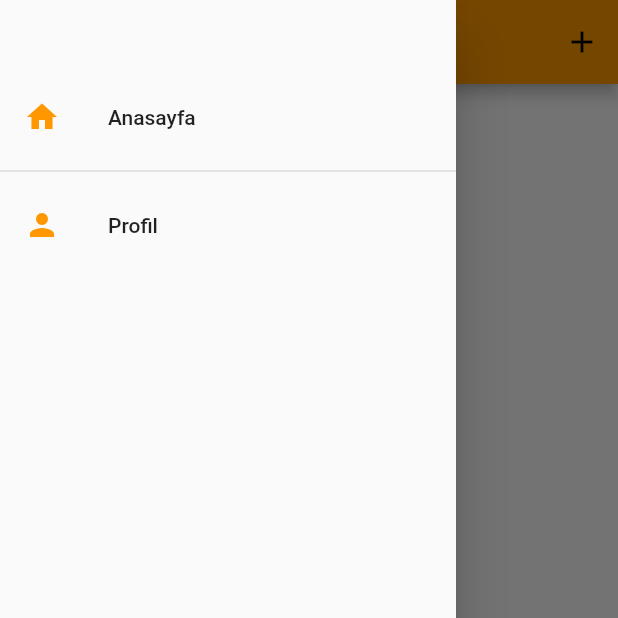
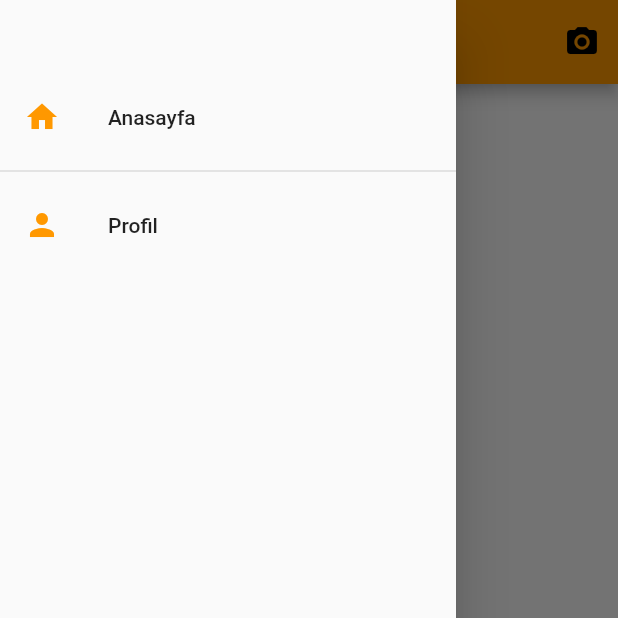
Before and after one commit to CannAydin/CET301FinalProject, a Flutter app: the UserPage screen opened by its route, with the side drawer open, on a phone screen of 412 x 824 dp, the top half of it. Run offline on Flutter 3.47's test engine with Material 2 defaults, Android fonts, the phone set to English and light mode, and no system bars; network calls fail.

Commit message:
Programdaki bazı stylar değiştirildi.

```diff
--- a/lib/Screens/home_screen.dart
+++ b/lib/Screens/home_screen.dart
@@ -27,7 +27,7 @@ class _HomeScreenState extends State<HomeScreen> {
         appBar: AppBar(
           centerTitle: true,
           title:
-          Text('Just Like It'),
+          Text('Just Like It', style: TextStyle(fontWeight: FontWeight.bold) ,),
         ),
         drawer: AppDrawer(),
         body: PostsGrid()
--- a/lib/Screens/person_detail_screen.dart
+++ b/lib/Screens/person_detail_screen.dart
@@ -18,7 +18,7 @@ class PersonDetailScreen extends StatelessWidget {
     return Scaffold(
       appBar: AppBar(
         centerTitle: true,
-        title: Text(postUsername, style: TextStyle(),),
+        title: Text(postUsername, style: TextStyle(fontWeight: FontWeight.bold),),
       ),
       body: GridView.builder(
             itemCount: theUsersPosts.length,
--- a/lib/Screens/user_page.dart
+++ b/lib/Screens/user_page.dart
@@ -13,11 +13,10 @@ class UserPage extends StatelessWidget {
     return Scaffold(
       appBar: AppBar(
         centerTitle: true,
-        title: const Text('Profil'),
+        title: const Text('Profil', style: TextStyle(fontWeight: FontWeight.bold),),
         actions: <Widget>[
-          IconButton(icon: const Icon(Icons.add), onPressed: (){
+          IconButton(icon: const Icon(Icons.camera_alt), onPressed: (){
             Navigator.of(context).pushNamed(AddPostScreen.routeName);
-            //...
           },),
         ],
       ),
```
Also changed, not shown: lib/Screens/add_post_screen.dart (+8 -4 lines).
